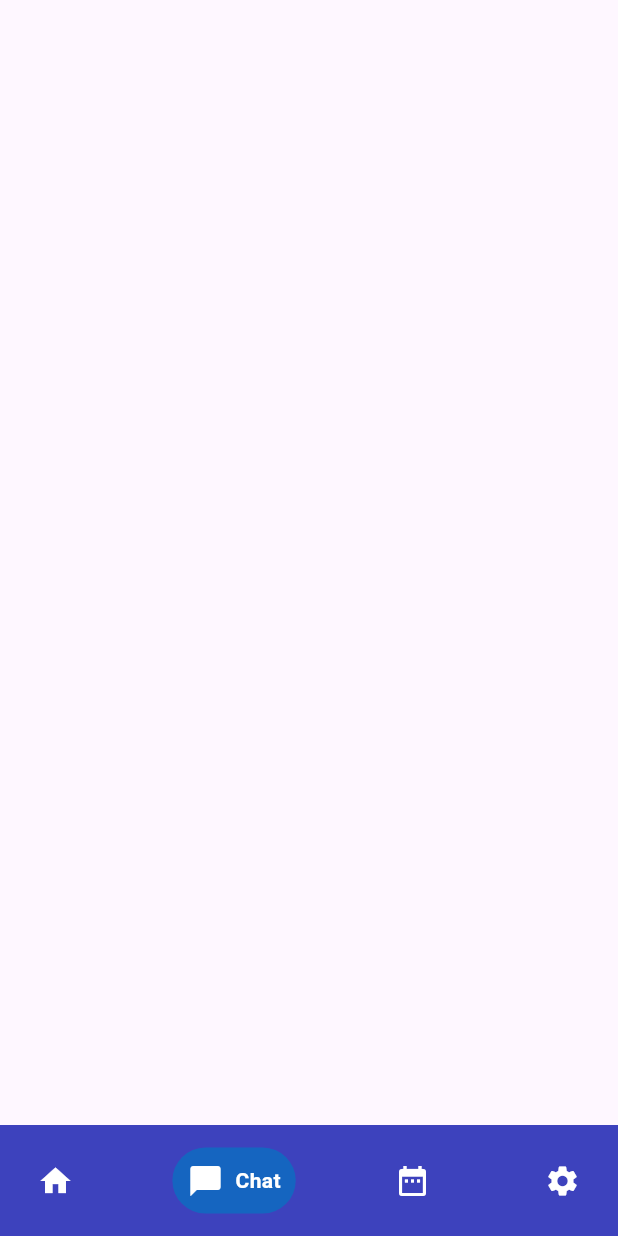
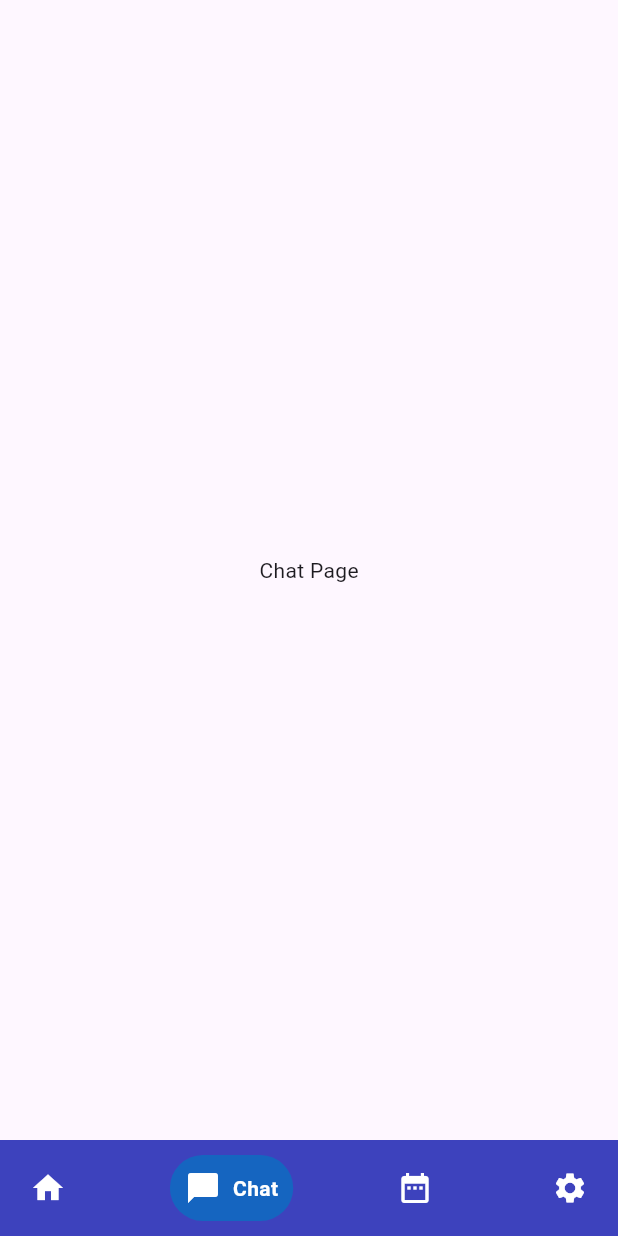
Before and after one commit to EngEngThanarat/advise_me, a Flutter app: the screen it shows after launch, item 2 of the bottom bar chosen, on a phone screen of 412 x 824 dp. Run offline on Flutter 3.47's test engine with Material 3 defaults, Android fonts, the phone set to English and light mode, and no system bars; drawn by our look-alikes of google_nav_bar; our stand-ins replace get.

Commit message:
NavBar Controllers

```diff
--- a/lib/components/NavBar.dart
+++ /dev/null
@@ -1,39 +0,0 @@
-import 'package:advise_me/components/constants.dart';
-import 'package:flutter/material.dart';
-import 'package:google_nav_bar/google_nav_bar.dart';
-
-class MyNavBar extends StatelessWidget {
-  @override
-  Widget build(BuildContext context) {
-    return Scaffold(
-      bottomNavigationBar: Container(
-        color: kPrimaryColor,
-        child: Padding(
-          padding: const EdgeInsets.symmetric(horizontal: 15.0, vertical: 15),
-          child: GNav(
-              backgroundColor: kPrimaryColor,
-              color: Colors.white,
-              activeColor: Colors.white,
-              tabBackgroundColor: Colors.blue.shade800,
-              gap: 8,
-              onTabChange: (index) {
-                print(index);
-              },
-              padding: const EdgeInsets.all(10),
-              tabs: const [
-                GButton(
-                  icon: Icons.home,
-                  text: 'Home',
-                ),
-                GButton(
-                  icon: Icons.chat_bubble,
-                  text: "Chat",
-                ),
-                GButton(icon: Icons.date_range, text: "Appointment"),
-                GButton(icon: Icons.settings, text: "Setting"),
-              ]),
-        ),
-      ),
-    );
-  }
-}
--- /dev/null
+++ b/lib/controller/NavBar.dart
@@ -0,0 +1,41 @@
+import 'package:advise_me/components/constants.dart';
+import 'package:advise_me/controller/nav_bar_controller.dart';
+import 'package:flutter/material.dart';
+import 'package:get/get.dart';
+import 'package:google_nav_bar/google_nav_bar.dart';
+
+class MyNavBar extends StatelessWidget {
+  @override
+  Widget build(BuildContext context) {
+    bottomNavigationBarController controller =
+        Get.put(bottomNavigationBarController());
+    return Scaffold(
+      bottomNavigationBar: GNav(
+          backgroundColor: kPrimaryColor,
+          color: Colors.white,
+          activeColor: Colors.white,
+          tabBackgroundColor: Colors.blue.shade800,
+          tabBorderRadius: 40,
+          gap: 8,
+          tabMargin: const EdgeInsets.all(10),
+          padding: const EdgeInsets.all(10),
+          onTabChange: (index) {
+            print(index);
+            controller.index.value = index;
+          },
+          tabs: const [
+            GButton(
+              icon: Icons.home,
+              text: 'Home',
+            ),
+            GButton(
+              icon: Icons.chat_bubble,
+              text: "Chat",
+            ),
+            GButton(icon: Icons.date_range, text: "Appointment"),
+            GButton(icon: Icons.settings, text: "Setting"),
+          ]),
+      body: Obx(() => controller.pages[controller.index.value]),
+    );
+  }
+}
--- /dev/null
+++ b/lib/controller/nav_bar_controller.dart
@@ -0,0 +1,16 @@
+import 'package:advise_me/pages/Appointment.dart';
+import 'package:advise_me/pages/Chat.dart';
+import 'package:advise_me/pages/Home.dart';
+import 'package:advise_me/pages/Setting.dart';
+import 'package:get/get.dart';
+
+class bottomNavigationBarController extends GetxController {
+  RxInt index = 0.obs;
+
+  var pages = [
+    HomePage(),
+    ChatPage(),
+    AppointmentPage(),
+    SettingPage(),
+  ];
+}
--- a/lib/main.dart
+++ b/lib/main.dart
@@ -1,5 +1,5 @@
+import 'package:advise_me/controller/NavBar.dart';
 import 'package:advise_me/components/constants.dart';
-import 'package:advise_me/pages/Home.dart';
 import 'package:advise_me/pages/Login.dart';
 import 'package:flutter/material.dart';
 
@@ -19,7 +19,7 @@ class MyApp extends StatelessWidget {
       theme: ThemeData(
         primaryColor: kPrimaryColor,
       ),
-      home: const HomePage(),
+      home: MyNavBar(),
     );
   }
 }
--- /dev/null
+++ b/lib/pages/Chat.dart
@@ -0,0 +1,19 @@
+import 'package:flutter/material.dart';
+
+class ChatPage extends StatefulWidget {
+  const ChatPage({super.key});
+
+  @override
+  State<ChatPage> createState() => _ChatPageState();
+}
+
+class _ChatPageState extends State<ChatPage> {
+  @override
+  Widget build(BuildContext context) {
+    return const Scaffold(
+      body: Center(
+        child: Text('Chat Page'),
+      ),
+    );
+  }
+}
--- a/lib/pages/Home.dart
+++ b/lib/pages/Home.dart
@@ -1,4 +1,3 @@
-import 'package:advise_me/components/NavBar.dart';
 import 'package:flutter/material.dart';
 
 class HomePage extends StatefulWidget {
@@ -11,6 +10,10 @@ class HomePage extends StatefulWidget {
 class _HomePageState extends State<HomePage> {
   @override
   Widget build(BuildContext context) {
-    return MyNavBar();
+    return const Scaffold(
+      body: Center(
+        child: Text('Home Page'),
+      ),
+    );
   }
 }
--- a/pubspec.yaml
+++ b/pubspec.yaml
@@ -2,7 +2,7 @@ name: advise_me
 description: "A new Flutter project."
 # The following line prevents the package from being accidentally published to
 # pub.dev using `flutter pub publish`. This is preferred for private packages.
-publish_to: 'none' # Remove this line if you wish to publish to pub.dev
+publish_to: "none" # Remove this line if you wish to publish to pub.dev
 
 # The following defines the version and build number for your application.
 # A version number is three numbers separated by dots, like 1.2.43
@@ -19,7 +19,7 @@ publish_to: 'none' # Remove this line if you wish to publish to pub.dev
 version: 1.0.0+1
 
 environment:
-  sdk: '>=3.2.4 <4.0.0'
+  sdk: ">=3.2.4 <4.0.0"
 
 # Dependencies specify other packages that your package needs in order to work.
 # To automatically upgrade your package dependencies to the latest versions
@@ -31,12 +31,12 @@ dependencies:
   flutter:
     sdk: flutter
 
-
   # The following adds the Cupertino Icons font to your application.
   # Use with the CupertinoIcons class for iOS style icons.
   cupertino_icons: ^1.0.2
   google_fonts: ^4.0.1
   google_nav_bar: ^5.0.6
+  get: ^4.6.6
 
 dev_dependencies:
   flutter_test:
```
Also changed, not shown: lib/pages/Appointment.dart (added, +19 -0 lines), lib/pages/Setting.dart (added, +19 -0 lines), pubspec.lock.
